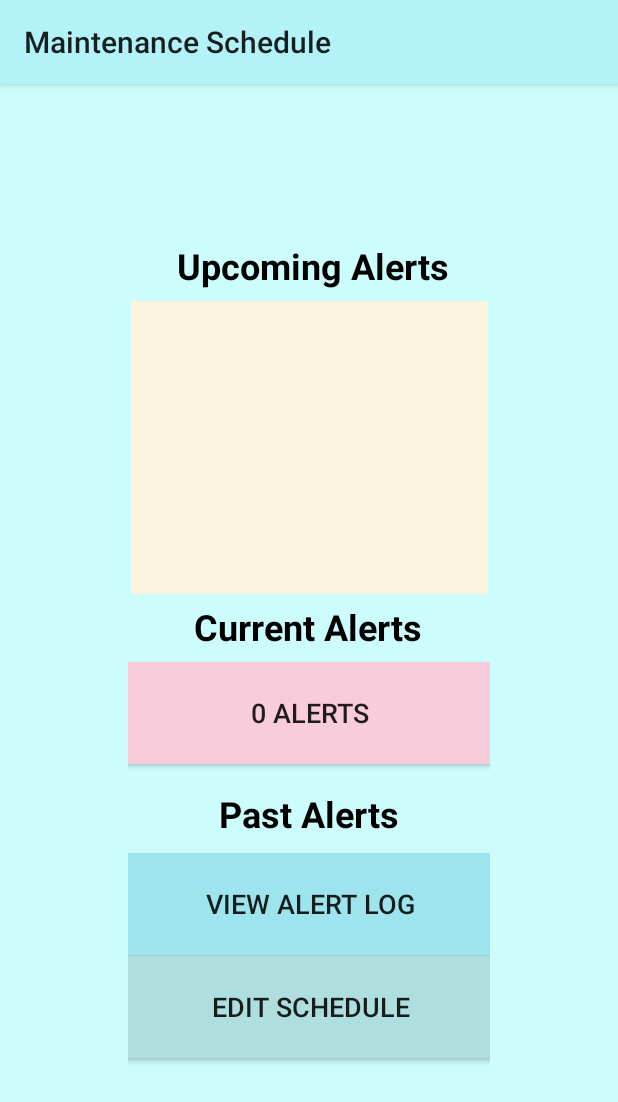
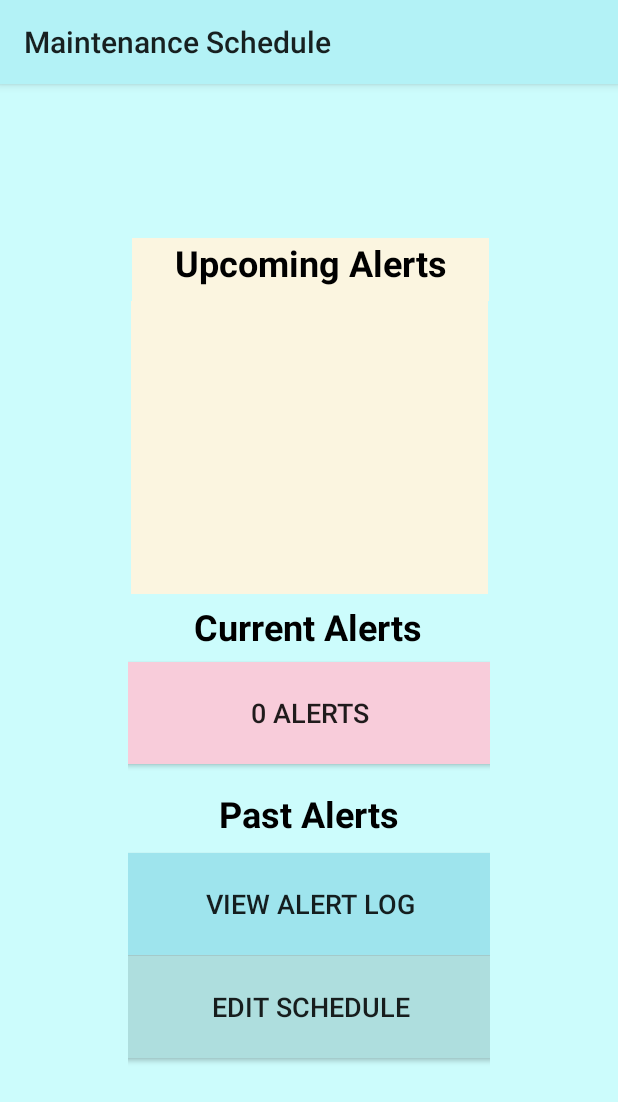
Before and after one commit to jlmcm/MaintenanceTracker, an Android app: the MaintenanceActivity screen opened directly, with no data from a screen before it, on a phone screen of 412 x 824 dp. Shown: the top 1102 px of the screen. Run offline under Robolectric (Android 15) with nearby library versions, the phone set to English and light mode, and no system bars; libraries missing offline, so code that uses them is left out: com.openxc, com.openxc.measurements; 7 statements that could not run were skipped.

Commit message:
Gui update

```diff
--- a/app/src/main/res/layout/activity_maintenance.xml
+++ b/app/src/main/res/layout/activity_maintenance.xml
@@ -36,12 +36,13 @@
 
         <TextView
             android:id="@+id/tvUpcomingAlerts"
-            android:layout_width="241dp"
-            android:layout_height="39dp"
+            android:layout_width="238dp"
+            android:layout_height="42dp"
             android:layout_marginStart="30dp"
             android:layout_marginTop="43dp"
             android:layout_marginEnd="31dp"
             android:layout_marginBottom="570dp"
+            android:background="#FBF5E0"
             android:text="Upcoming Alerts"
             android:textAlignment="center"
             android:textColor="#000000"
@@ -49,10 +50,10 @@
             android:textStyle="bold"
             app:layout_constraintBottom_toBottomOf="parent"
             app:layout_constraintEnd_toEndOf="parent"
-            app:layout_constraintHorizontal_bias="0.459"
+            app:layout_constraintHorizontal_bias="0.482"
             app:layout_constraintStart_toStartOf="parent"
             app:layout_constraintTop_toTopOf="parent"
-            app:layout_constraintVertical_bias="0.0" />
+            app:layout_constraintVertical_bias="0.2" />
 
         <TextView
             android:id="@+id/tvUpcomingPlaceholder"
--- a/app/src/main/res/layout/alert_item.xml
+++ b/app/src/main/res/layout/alert_item.xml
@@ -14,9 +14,9 @@
 
         <ImageView
             android:id="@+id/ivIcon"
-            android:layout_width="94dp"
-            android:layout_height="49dp"
-            android:layout_marginTop="16dp"
+            android:layout_width="48dp"
+            android:layout_height="28dp"
+            android:layout_marginTop="24dp"
             android:layout_weight="1"
             app:layout_constraintStart_toStartOf="parent"
             app:layout_constraintTop_toTopOf="parent"
```
Also changed, not shown: app/src/main/res/layout/schedule_item.xml (+4 -4 lines).
